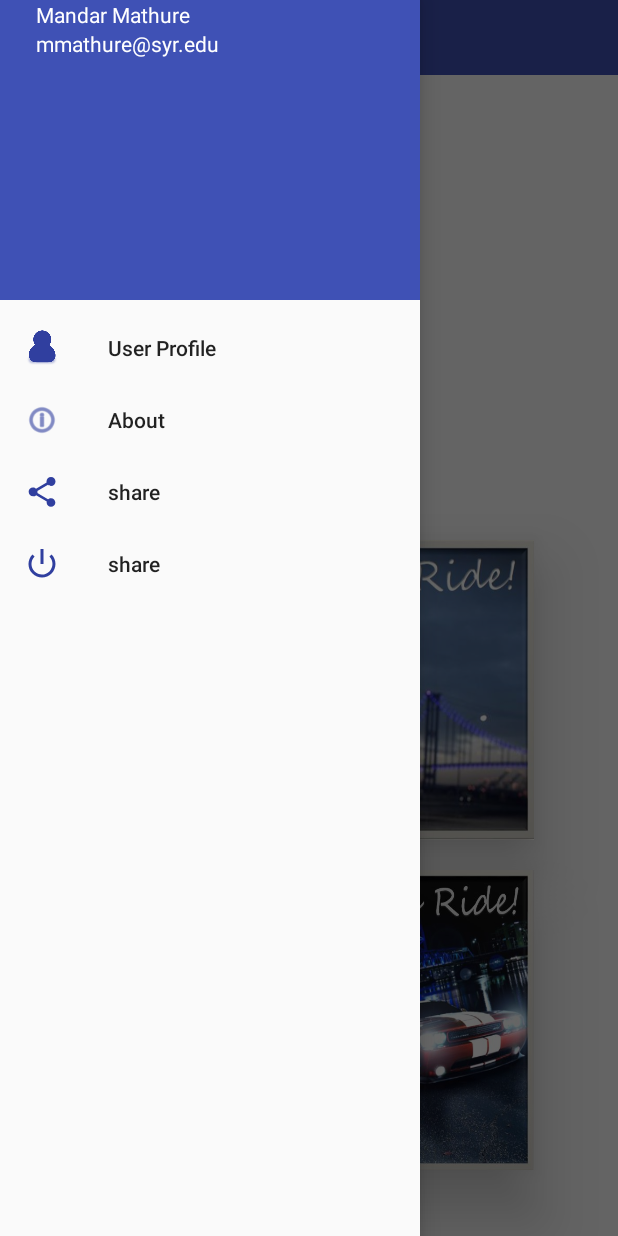
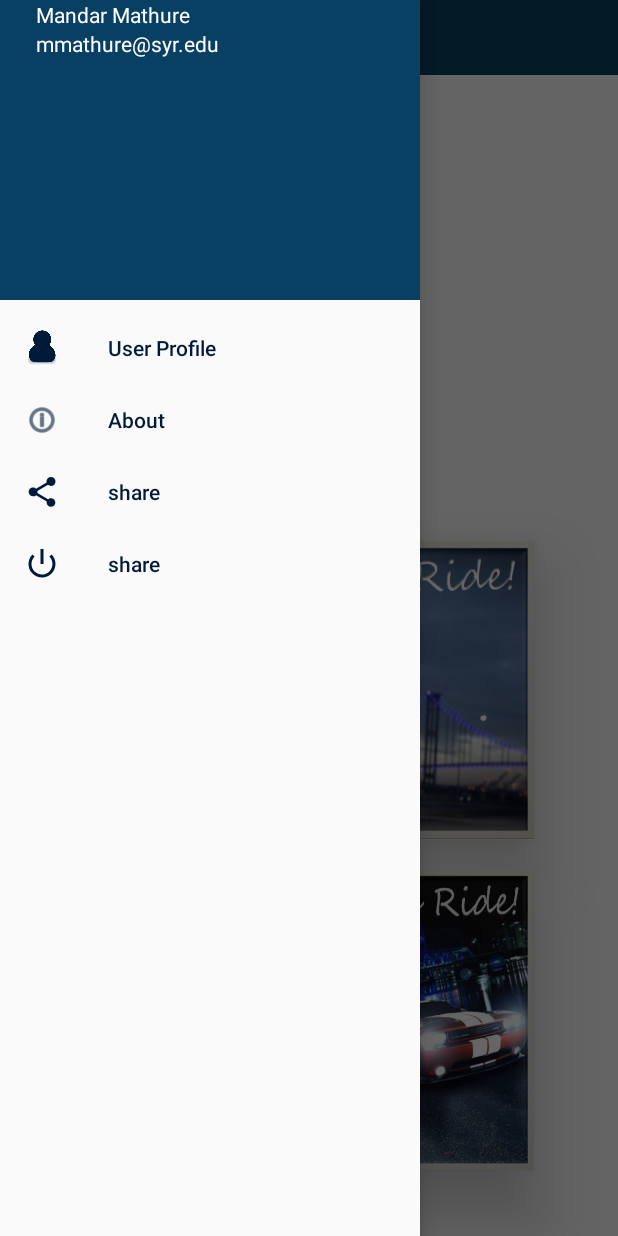
Before and after one commit to mandarm2593/RideOn, an Android app: the screen it shows after launch (MainActivity), with the side drawer open, on a phone screen of 412 x 824 dp. Run offline under Robolectric (Android 15) with nearby library versions, the phone set to English and light mode, and no system bars.

Commit message:
color and styles

```diff
--- a/app/src/main/res/layout/activity_main.xml
+++ b/app/src/main/res/layout/activity_main.xml
@@ -85,9 +85,10 @@
         android:id="@+id/navigation_view"
         android:layout_width="wrap_content"
         android:layout_height="match_parent"
-        app:itemIconTint="?android:attr/colorPrimaryDark"
+        app:itemIconTint="@color/colorPrimaryDark"
         app:headerLayout="@layout/drawer_header"
         app:menu="@menu/drawer_menu"
+       app:itemTextColor="@color/colorPrimaryDark"
         android:layout_gravity="start">
 
     </android.support.design.widget.NavigationView>
--- a/app/src/main/res/layout/drawer_header.xml
+++ b/app/src/main/res/layout/drawer_header.xml
@@ -11,8 +11,7 @@ android:background="?android:attr/colorPrimary"
         android:layout_height="wrap_content"
 
         android:id="@+id/ppname"
-        android:textColor="@android:color/background_light"
-        android:layout_below="@+id/my_image12"
+        android:textColor="@android:color/white"
         android:layout_alignParentStart="true"
         android:layout_marginStart="24dp" />
 
@@ -23,7 +22,7 @@ android:background="?android:attr/colorPrimary"
         android:layout_alignStart="@+id/ppname"
         android:layout_below="@+id/ppname"
         android:text="mmathure@syr.edu"
-        android:textColor="@android:color/background_light" />
+        android:textColor="@android:color/white" />
 
 
 
--- a/app/src/main/res/menu/drawer_menu.xml
+++ b/app/src/main/res/menu/drawer_menu.xml
@@ -12,6 +12,7 @@
         <item
             android:id="@+id/task2"
             android:icon="@android:drawable/ic_menu_info_details"
+
             android:title="About" />
         <item
             android:id="@+id/share"
--- a/app/src/main/res/values/colors.xml
+++ b/app/src/main/res/values/colors.xml
@@ -1,6 +1,6 @@
 <?xml version="1.0" encoding="utf-8"?>
 <resources>
-    <color name="colorPrimary">#3F51B5</color>
-    <color name="colorPrimaryDark">#303F9F</color>
-    <color name="colorAccent">#FF4081</color>
+    <color name="colorPrimary">#084063</color>
+    <color name="colorPrimaryDark">#001a39</color>
+    <color name="colorAccent">#001a39</color>
 </resources>
--- a/app/src/main/res/values/styles.xml
+++ b/app/src/main/res/values/styles.xml
@@ -6,6 +6,15 @@
         <item name="colorPrimary">@color/colorPrimary</item>
         <item name="colorPrimaryDark">@color/colorPrimaryDark</item>
         <item name="colorAccent">@color/colorAccent</item>
+        <item name="drawerArrowStyle">@style/DrawerArrowStyle</item>
+        <item name="android:textColorSecondary">@android:color/white</item>
+        <item name="android:actionMenuTextColor">@color/colorPrimaryDark</item>
+    </style>
+    <style name="DrawerArrowStyle" parent="@style/Widget.AppCompat.DrawerArrowToggle">
+
+        <item name="color">@android:color/white</item>
     </style>
 
+
+
 </resources>
```
